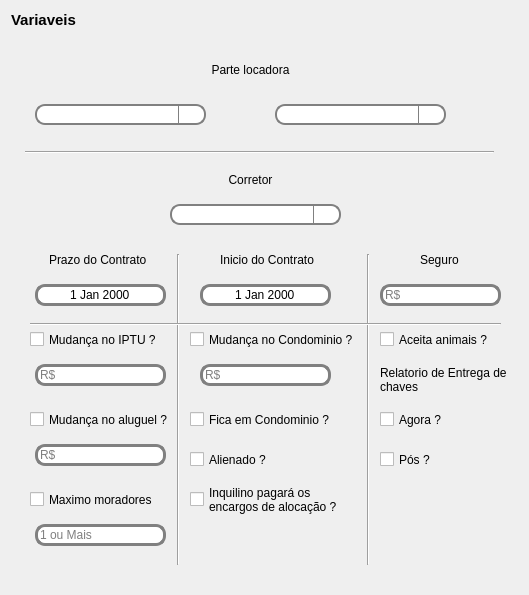
Before: the Qt Designer form front/ui/pages/locacao/locacao.ui in tiagodsg1/gerador_contratos, drawn with Qt 5.
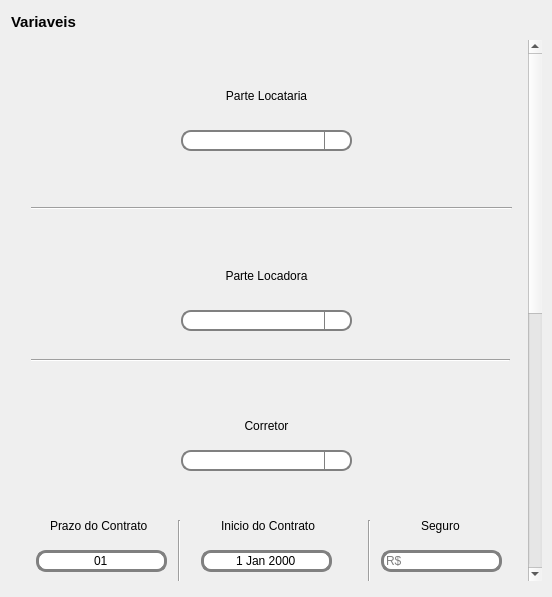
After: the same form once the commit is applied. Icons and pictures are not drawn.

```diff
--- a/front/ui/pages/locacao/locacao.ui
+++ b/front/ui/pages/locacao/locacao.ui
@@ -6,8 +6,8 @@
    <rect>
     <x>0</x>
     <y>0</y>
-    <width>529</width>
-    <height>595</height>
+    <width>552</width>
+    <height>597</height>
    </rect>
   </property>
   <property name="windowTitle">
@@ -58,9 +58,15 @@
     border: none;
 }</string>
   </property>
-  <layout class="QGridLayout" name="gridLayout">
-   <item row="0" column="0">
     <widget class="QLabel" name="label">
+   <property name="geometry">
+    <rect>
+     <x>11</x>
+     <y>11</y>
+     <width>82</width>
+     <height>22</height>
+    </rect>
+   </property>
      <property name="font">
       <font>
        <pointsize>11</pointsize>
@@ -72,15 +78,39 @@
       <string>Variaveis</string>
      </property>
     </widget>
-   </item>
-   <item row="1" column="0">
     <widget class="QScrollArea" name="scrollArea">
+   <property name="geometry">
+    <rect>
+     <x>11</x>
+     <y>40</y>
+     <width>531</width>
+     <height>541</height>
+    </rect>
+   </property>
+   <property name="minimumSize">
+    <size>
+     <width>0</width>
+     <height>0</height>
+    </size>
+   </property>
+   <property name="maximumSize">
+    <size>
+     <width>16777215</width>
+     <height>16777215</height>
+    </size>
+   </property>
      <property name="frameShape">
       <enum>QFrame::NoFrame</enum>
      </property>
      <property name="lineWidth">
       <number>1</number>
      </property>
+   <property name="verticalScrollBarPolicy">
+    <enum>Qt::ScrollBarAlwaysOn</enum>
+   </property>
+   <property name="sizeAdjustPolicy">
+    <enum>QAbstractScrollArea::AdjustToContents</enum>
+   </property>
      <property name="widgetResizable">
       <bool>true</bool>
      </property>
@@ -88,65 +118,59 @@
       <property name="geometry">
        <rect>
         <x>0</x>
-        <y>0</y>
-        <width>507</width>
-        <height>544</height>
-       </rect>
-      </property>
-      <layout class="QVBoxLayout" name="verticalLayout">
-       <item>
+      <y>-530</y>
+      <width>514</width>
+      <height>1071</height>
+     </rect>
+    </property>
+    <property name="minimumSize">
+     <size>
+      <width>510</width>
+      <height>1071</height>
+     </size>
+    </property>
+    <property name="maximumSize">
+     <size>
+      <width>16777215</width>
+      <height>16777215</height>
+     </size>
+    </property>
         <widget class="QWidget" name="widget" native="true">
+     <property name="geometry">
+      <rect>
+       <x>20</x>
+       <y>20</y>
+       <width>488</width>
+       <height>1071</height>
+      </rect>
+     </property>
+     <property name="minimumSize">
+      <size>
+       <width>488</width>
+       <height>523</height>
+      </size>
+     </property>
+     <property name="maximumSize">
+      <size>
+       <width>16777215</width>
+       <height>16777215</height>
+      </size>
+     </property>
          <widget class="QComboBox" name="comboBox_2">
           <property name="geometry">
            <rect>
-            <x>15</x>
-            <y>60</y>
+        <x>150</x>
+        <y>250</y>
             <width>171</width>
             <height>21</height>
            </rect>
           </property>
          </widget>
-         <widget class="QComboBox" name="comboBox_5">
-          <property name="geometry">
-           <rect>
-            <x>255</x>
-            <y>60</y>
-            <width>171</width>
-            <height>21</height>
-           </rect>
-          </property>
-         </widget>
-         <widget class="QPushButton" name="pushButton_2">
-          <property name="geometry">
-           <rect>
-            <x>325</x>
-            <y>50</y>
-            <width>41</width>
-            <height>41</height>
-           </rect>
-          </property>
-          <property name="cursor">
-           <cursorShape>PointingHandCursor</cursorShape>
-          </property>
-          <property name="text">
-           <string/>
-          </property>
-          <property name="icon">
-           <iconset resource="../../../static/resource.qrc">
-            <normaloff>:/icons/icons/1491254405-plusaddmoredetail_82972.png</normaloff>:/icons/icons/1491254405-plusaddmoredetail_82972.png</iconset>
-          </property>
-          <property name="iconSize">
-           <size>
-            <width>30</width>
-            <height>30</height>
-           </size>
-          </property>
-         </widget>
          <widget class="QComboBox" name="comboBox_3">
           <property name="geometry">
            <rect>
             <x>150</x>
-            <y>160</y>
+        <y>390</y>
             <width>171</width>
             <height>21</height>
            </rect>
@@ -155,14 +179,14 @@
          <widget class="QLabel" name="label_3">
           <property name="geometry">
            <rect>
-            <x>170</x>
-            <y>10</y>
+        <x>175</x>
+        <y>200</y>
             <width>121</width>
             <height>31</height>
            </rect>
           </property>
           <property name="text">
-           <string>Parte locadora</string>
+       <string>Parte Locadora</string>
           </property>
           <property name="alignment">
            <set>Qt::AlignCenter</set>
@@ -171,10 +195,10 @@
          <widget class="Line" name="line_6">
           <property name="geometry">
            <rect>
-            <x>5</x>
-            <y>100</y>
-            <width>469</width>
-            <height>16</height>
+        <x>-2</x>
+        <y>290</y>
+        <width>481</width>
+        <height>20</height>
            </rect>
           </property>
           <property name="orientation">
@@ -184,8 +208,8 @@
          <widget class="QLabel" name="label_4">
           <property name="geometry">
            <rect>
-            <x>180</x>
-            <y>120</y>
+        <x>185</x>
+        <y>350</y>
             <width>101</width>
             <height>31</height>
            </rect>
@@ -200,8 +224,8 @@
          <widget class="Line" name="line">
           <property name="geometry">
            <rect>
-            <x>150</x>
-            <y>210</y>
+        <x>140</x>
+        <y>460</y>
             <width>16</width>
             <height>311</height>
            </rect>
@@ -213,8 +237,8 @@
          <widget class="Line" name="line_2">
           <property name="geometry">
            <rect>
-            <x>340</x>
-            <y>210</y>
+        <x>330</x>
+        <y>460</y>
             <width>16</width>
             <height>311</height>
            </rect>
@@ -226,8 +250,8 @@
          <widget class="QLineEdit" name="lineEdit_3">
           <property name="geometry">
            <rect>
-            <x>15</x>
-            <y>400</y>
+        <x>5</x>
+        <y>650</y>
             <width>131</width>
             <height>22</height>
            </rect>
@@ -239,8 +263,8 @@
          <widget class="QCheckBox" name="checkBox">
           <property name="geometry">
            <rect>
-            <x>10</x>
-            <y>360</y>
+        <x>0</x>
+        <y>610</y>
             <width>151</width>
             <height>31</height>
            </rect>
@@ -252,8 +276,8 @@
          <widget class="Line" name="line_3">
           <property name="geometry">
            <rect>
-            <x>10</x>
-            <y>270</y>
+        <x>0</x>
+        <y>520</y>
             <width>471</width>
             <height>20</height>
            </rect>
@@ -265,8 +289,8 @@
          <widget class="QLabel" name="label_2">
           <property name="geometry">
            <rect>
-            <x>29</x>
-            <y>200</y>
+        <x>19</x>
+        <y>450</y>
             <width>111</width>
             <height>31</height>
            </rect>
@@ -278,8 +302,8 @@
          <widget class="QLabel" name="label_5">
           <property name="geometry">
            <rect>
-            <x>200</x>
-            <y>200</y>
+        <x>190</x>
+        <y>450</y>
             <width>101</width>
             <height>31</height>
            </rect>
@@ -291,8 +315,8 @@
          <widget class="QCheckBox" name="checkBox_2">
           <property name="geometry">
            <rect>
-            <x>10</x>
-            <y>280</y>
+        <x>0</x>
+        <y>530</y>
             <width>151</width>
             <height>31</height>
            </rect>
@@ -304,8 +328,8 @@
          <widget class="QLineEdit" name="lineEdit_4">
           <property name="geometry">
            <rect>
-            <x>15</x>
-            <y>320</y>
+        <x>5</x>
+        <y>570</y>
             <width>131</width>
             <height>22</height>
            </rect>
@@ -317,8 +341,8 @@
          <widget class="QCheckBox" name="checkBox_3">
           <property name="geometry">
            <rect>
-            <x>170</x>
-            <y>280</y>
+        <x>160</x>
+        <y>530</y>
             <width>181</width>
             <height>31</height>
            </rect>
@@ -330,8 +354,8 @@
          <widget class="QLineEdit" name="lineEdit_5">
           <property name="geometry">
            <rect>
-            <x>180</x>
-            <y>320</y>
+        <x>170</x>
+        <y>570</y>
             <width>131</width>
             <height>22</height>
            </rect>
@@ -343,8 +367,8 @@
          <widget class="QLineEdit" name="lineEdit_6">
           <property name="geometry">
            <rect>
-            <x>360</x>
-            <y>240</y>
+        <x>350</x>
+        <y>490</y>
             <width>121</width>
             <height>22</height>
            </rect>
@@ -356,8 +380,8 @@
          <widget class="QLabel" name="label_6">
           <property name="geometry">
            <rect>
-            <x>400</x>
-            <y>200</y>
+        <x>390</x>
+        <y>450</y>
             <width>51</width>
             <height>31</height>
            </rect>
@@ -369,8 +393,8 @@
          <widget class="QCheckBox" name="checkBox_4">
           <property name="geometry">
            <rect>
-            <x>170</x>
-            <y>360</y>
+        <x>160</x>
+        <y>610</y>
             <width>151</width>
             <height>31</height>
            </rect>
@@ -382,8 +406,8 @@
          <widget class="QCheckBox" name="checkBox_5">
           <property name="geometry">
            <rect>
-            <x>360</x>
-            <y>280</y>
+        <x>350</x>
+        <y>530</y>
             <width>121</width>
             <height>31</height>
            </rect>
@@ -395,8 +419,8 @@
          <widget class="QCheckBox" name="checkBox_6">
           <property name="geometry">
            <rect>
-            <x>10</x>
-            <y>440</y>
+        <x>0</x>
+        <y>690</y>
             <width>161</width>
             <height>31</height>
            </rect>
@@ -408,8 +432,8 @@
          <widget class="QLineEdit" name="lineEdit_7">
           <property name="geometry">
            <rect>
-            <x>15</x>
-            <y>480</y>
+        <x>5</x>
+        <y>730</y>
             <width>131</width>
             <height>22</height>
            </rect>
@@ -421,8 +445,8 @@
          <widget class="QCheckBox" name="checkBox_7">
           <property name="geometry">
            <rect>
-            <x>170</x>
-            <y>400</y>
+        <x>160</x>
+        <y>650</y>
             <width>151</width>
             <height>31</height>
            </rect>
@@ -434,8 +458,8 @@
          <widget class="QLabel" name="label_7">
           <property name="geometry">
            <rect>
-            <x>360</x>
-            <y>320</y>
+        <x>350</x>
+        <y>570</y>
             <width>131</width>
             <height>31</height>
            </rect>
@@ -456,8 +480,8 @@
          <widget class="QCheckBox" name="checkBox_8">
           <property name="geometry">
            <rect>
-            <x>360</x>
-            <y>360</y>
+        <x>350</x>
+        <y>610</y>
             <width>71</width>
             <height>31</height>
            </rect>
@@ -469,8 +493,8 @@
          <widget class="QCheckBox" name="checkBox_9">
           <property name="geometry">
            <rect>
-            <x>360</x>
-            <y>400</y>
+        <x>350</x>
+        <y>650</y>
             <width>71</width>
             <height>31</height>
            </rect>
@@ -482,8 +506,8 @@
          <widget class="QCheckBox" name="checkBox_10">
           <property name="geometry">
            <rect>
-            <x>170</x>
-            <y>440</y>
+        <x>160</x>
+        <y>690</y>
             <width>171</width>
             <height>31</height>
            </rect>
@@ -505,8 +529,8 @@
          <widget class="QDateEdit" name="dateEdit">
           <property name="geometry">
            <rect>
-            <x>15</x>
-            <y>240</y>
+        <x>5</x>
+        <y>490</y>
             <width>131</width>
             <height>22</height>
            </rect>
@@ -514,12 +538,18 @@
           <property name="alignment">
            <set>Qt::AlignCenter</set>
           </property>
+      <property name="currentSection">
+       <enum>QDateTimeEdit::MonthSection</enum>
+      </property>
+      <property name="displayFormat">
+       <string>MM</string>
+      </property>
          </widget>
          <widget class="QDateEdit" name="dateEdit_2">
           <property name="geometry">
            <rect>
-            <x>180</x>
-            <y>240</y>
+        <x>170</x>
+        <y>490</y>
             <width>131</width>
             <height>22</height>
            </rect>
@@ -528,13 +558,242 @@
            <set>Qt::AlignCenter</set>
           </property>
          </widget>
-        </widget>
-       </item>
-      </layout>
+     <widget class="Line" name="line_7">
+      <property name="geometry">
+       <rect>
+        <x>0</x>
+        <y>140</y>
+        <width>481</width>
+        <height>16</height>
+       </rect>
+      </property>
+      <property name="orientation">
+       <enum>Qt::Horizontal</enum>
+      </property>
+     </widget>
+     <widget class="QComboBox" name="comboBox_4">
+      <property name="geometry">
+       <rect>
+        <x>150</x>
+        <y>70</y>
+        <width>171</width>
+        <height>21</height>
+       </rect>
+      </property>
      </widget>
-    </widget>
-   </item>
-  </layout>
+     <widget class="QLabel" name="label_8">
+      <property name="geometry">
+       <rect>
+        <x>175</x>
+        <y>20</y>
+        <width>121</width>
+        <height>31</height>
+       </rect>
+      </property>
+      <property name="text">
+       <string>Parte Locataria</string>
+      </property>
+      <property name="alignment">
+       <set>Qt::AlignCenter</set>
+      </property>
+     </widget>
+     <widget class="QCheckBox" name="checkBox_11">
+      <property name="geometry">
+       <rect>
+        <x>350</x>
+        <y>690</y>
+        <width>151</width>
+        <height>31</height>
+       </rect>
+      </property>
+      <property name="text">
+       <string>Garagem ?</string>
+      </property>
+     </widget>
+     <widget class="QCheckBox" name="checkBox_12">
+      <property name="geometry">
+       <rect>
+        <x>10</x>
+        <y>880</y>
+        <width>71</width>
+        <height>31</height>
+       </rect>
+      </property>
+      <property name="text">
+       <string>Agora ?</string>
+      </property>
+     </widget>
+     <widget class="QLabel" name="label_9">
+      <property name="geometry">
+       <rect>
+        <x>10</x>
+        <y>830</y>
+        <width>181</width>
+        <height>31</height>
+       </rect>
+      </property>
+      <property name="text">
+       <string>Vistoria enviado agora ou após entrega das chaves</string>
+      </property>
+      <property name="textFormat">
+       <enum>Qt::AutoText</enum>
+      </property>
+      <property name="scaledContents">
+       <bool>false</bool>
+      </property>
+      <property name="wordWrap">
+       <bool>true</bool>
+      </property>
+     </widget>
+     <widget class="QCheckBox" name="checkBox_13">
+      <property name="geometry">
+       <rect>
+        <x>100</x>
+        <y>880</y>
+        <width>71</width>
+        <height>31</height>
+       </rect>
+      </property>
+      <property name="text">
+       <string>Pós ?</string>
+      </property>
+     </widget>
+     <widget class="Line" name="line_4">
+      <property name="geometry">
+       <rect>
+        <x>190</x>
+        <y>780</y>
+        <width>16</width>
+        <height>311</height>
+       </rect>
+      </property>
+      <property name="orientation">
+       <enum>Qt::Vertical</enum>
+      </property>
+     </widget>
+     <widget class="QLineEdit" name="lineEdit_8">
+      <property name="geometry">
+       <rect>
+        <x>210</x>
+        <y>800</y>
+        <width>121</width>
+        <height>22</height>
+       </rect>
+      </property>
+      <property name="placeholderText">
+       <string>Cartorio</string>
+      </property>
+     </widget>
+     <widget class="QLineEdit" name="lineEdit_9">
+      <property name="geometry">
+       <rect>
+        <x>210</x>
+        <y>850</y>
+        <width>121</width>
+        <height>22</height>
+       </rect>
+      </property>
+      <property name="placeholderText">
+       <string>Inscrição IPTU</string>
+      </property>
+     </widget>
+     <widget class="QLineEdit" name="lineEdit_10">
+      <property name="geometry">
+       <rect>
+        <x>210</x>
+        <y>900</y>
+        <width>121</width>
+        <height>22</height>
+       </rect>
+      </property>
+      <property name="placeholderText">
+       <string>Relogio</string>
+      </property>
+     </widget>
+     <widget class="QLineEdit" name="lineEdit_11">
+      <property name="geometry">
+       <rect>
+        <x>350</x>
+        <y>950</y>
+        <width>121</width>
+        <height>22</height>
+       </rect>
+      </property>
+      <property name="placeholderText">
+       <string>Matricula</string>
+      </property>
+     </widget>
+     <widget class="QLineEdit" name="lineEdit_12">
+      <property name="geometry">
+       <rect>
+        <x>280</x>
+        <y>1000</y>
+        <width>121</width>
+        <height>22</height>
+       </rect>
+      </property>
+      <property name="layoutDirection">
+       <enum>Qt::LeftToRight</enum>
+      </property>
+      <property name="placeholderText">
+       <string>Nº Cons Luz</string>
+      </property>
+     </widget>
+     <widget class="QLineEdit" name="lineEdit_13">
+      <property name="geometry">
+       <rect>
+        <x>210</x>
+        <y>950</y>
+        <width>121</width>
+        <height>22</height>
+       </rect>
+      </property>
+      <property name="placeholderText">
+       <string>Monobitrifasico</string>
+      </property>
+     </widget>
+     <widget class="QLineEdit" name="lineEdit_14">
+      <property name="geometry">
+       <rect>
+        <x>350</x>
+        <y>850</y>
+        <width>121</width>
+        <height>22</height>
+       </rect>
+      </property>
+      <property name="placeholderText">
+       <string>Nº Cons Gás</string>
+      </property>
+     </widget>
+     <widget class="QLineEdit" name="lineEdit_15">
+      <property name="geometry">
+       <rect>
+        <x>350</x>
+        <y>900</y>
+        <width>121</width>
+        <height>22</height>
+       </rect>
+      </property>
+      <property name="placeholderText">
+       <string>Funesbom</string>
+      </property>
+     </widget>
+     <widget class="QLineEdit" name="lineEdit_16">
+      <property name="geometry">
+       <rect>
+        <x>350</x>
+        <y>800</y>
+        <width>121</width>
+        <height>22</height>
+       </rect>
+      </property>
+      <property name="placeholderText">
+       <string>Nº Cons D'Água</string>
+      </property>
+     </widget>
+    </widget>
+   </widget>
+  </widget>
  </widget>
  <resources>
   <include location="../../../static/resource.qrc"/>
```
Lines whose indentation alone changed are shown as unchanged.
